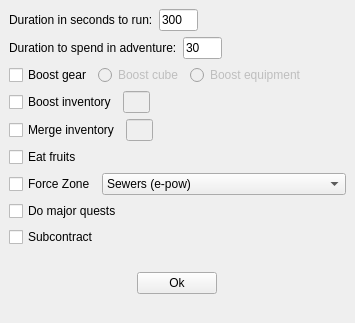
Before: the Qt Designer form design/options.ui in kujan/NGU-scripts, drawn with Qt 5.
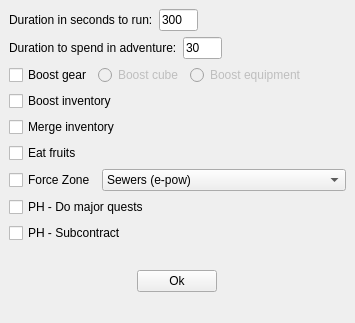
After: the same form once the commit is applied.

What changed in the file:
```diff
--- a/design/options.ui
+++ b/design/options.ui
@@ -168,19 +168,6 @@
           </property>
          </widget>
         </item>
-        <item>
-         <widget class="QLineEdit" name="line_boost_inventory">
-          <property name="enabled">
-           <bool>false</bool>
-          </property>
-          <property name="maximumSize">
-           <size>
-            <width>27</width>
-            <height>16777215</height>
-           </size>
-          </property>
-         </widget>
-        </item>
         <item>
          <spacer name="horizontalSpacer_3">
           <property name="orientation">
@@ -208,19 +195,6 @@
           </property>
          </widget>
         </item>
-        <item>
-         <widget class="QLineEdit" name="line_merge_inventory">
-          <property name="enabled">
-           <bool>false</bool>
-          </property>
-          <property name="maximumSize">
-           <size>
-            <width>27</width>
-            <height>16777215</height>
-           </size>
-          </property>
-         </widget>
-        </item>
         <item>
          <spacer name="horizontalSpacer_4">
           <property name="orientation">
@@ -342,7 +316,7 @@
            <string>Does major quests as they become available, this will override the force zone option if you have any majors banked.</string>
           </property>
           <property name="text">
-           <string>Do major quests</string>
+           <string>PH - Do major quests</string>
           </property>
          </widget>
         </item>
@@ -353,7 +327,7 @@
         <item>
          <widget class="QCheckBox" name="check_subcontract">
           <property name="text">
-           <string>Subcontract</string>
+           <string>PH - Subcontract</string>
           </property>
          </widget>
         </item>
```
